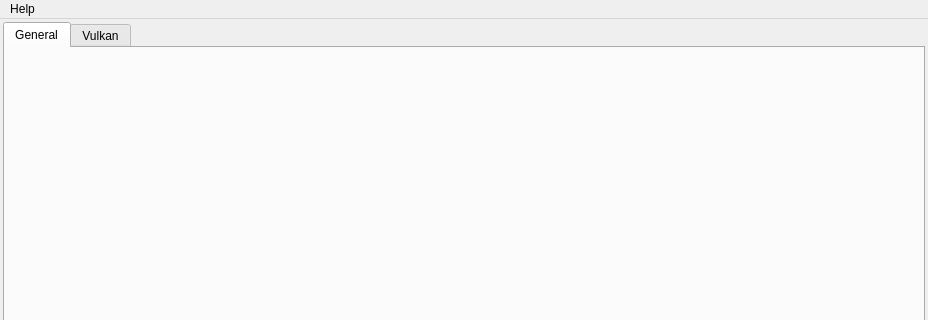
This is Tools/DebugSettingsEditor/MainWindow.ui in krre/origin as Qt 5 draws it before an edit; both pictures show x 0 to 928 and y 0 to 320 of the 928 by 488 pixel window. The edited form follows.
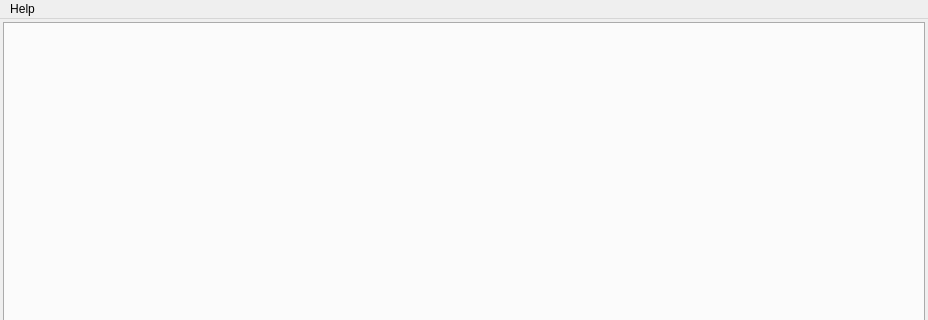
This is the edited form.

Commit message: Add GeneralTab form

```diff
--- a/Tools/DebugSettingsEditor/MainWindow.ui
+++ b/Tools/DebugSettingsEditor/MainWindow.ui
@@ -29,16 +29,6 @@
       <property name="currentIndex">
        <number>0</number>
       </property>
-      <widget class="QWidget" name="general">
-       <attribute name="title">
-        <string>General</string>
-       </attribute>
-      </widget>
-      <widget class="QWidget" name="vulkan">
-       <attribute name="title">
-        <string>Vulkan</string>
-       </attribute>
-      </widget>
      </widget>
     </item>
    </layout>
```
Left out of the diff: 2 changed lines with no effect on the pictures. The commit also changes 5 other files.
